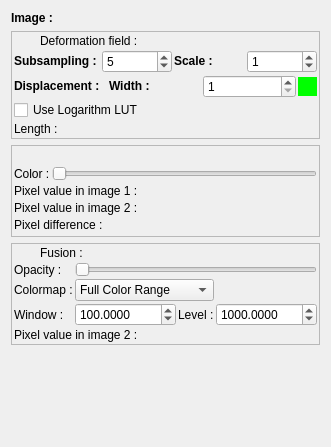
open-vv/vv, file vv/qt_ui/vvOverlayPanel.ui: the form before one commit.
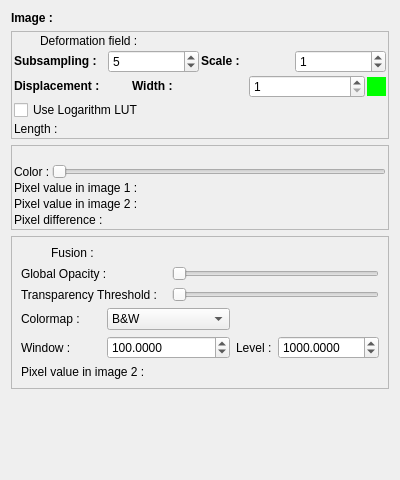
The form after the commit. Icons and pictures are not drawn.

```diff
--- a/vv/qt_ui/vvOverlayPanel.ui
+++ b/vv/qt_ui/vvOverlayPanel.ui
@@ -6,8 +6,8 @@
    <rect>
     <x>0</x>
     <y>0</y>
-    <width>323</width>
-    <height>447</height>
+    <width>342</width>
+    <height>480</height>
    </rect>
   </property>
   <property name="sizePolicy">
@@ -330,13 +330,7 @@
      <property name="frameShadow">
       <enum>QFrame::Raised</enum>
      </property>
-     <layout class="QGridLayout">
-      <property name="margin">
-       <number>2</number>
-      </property>
-      <property name="spacing">
-       <number>2</number>
-      </property>
+     <layout class="QGridLayout" name="gridLayout">
       <item row="0" column="0">
        <widget class="QLabel" name="label_5">
         <property name="maximumSize">
@@ -353,7 +347,7 @@
         </property>
        </widget>
       </item>
-      <item row="0" column="1" colspan="4">
+      <item row="0" column="1" colspan="2">
        <widget class="QLabel" name="dataFusionnedLabel">
         <property name="sizePolicy">
          <sizepolicy hsizetype="Preferred" vsizetype="Fixed">
@@ -366,14 +360,14 @@
         </property>
        </widget>
       </item>
-      <item row="1" column="0" colspan="2">
+      <item row="1" column="0" colspan="3">
        <widget class="QLabel" name="opacityLabel">
         <property name="text">
-         <string>Opacity :</string>
+         <string>Global Opacity :</string>
         </property>
        </widget>
       </item>
-      <item row="1" column="2" colspan="3">
+      <item row="1" column="3" colspan="3">
        <widget class="QSlider" name="opacityHorizontalSlider">
         <property name="sizePolicy">
          <sizepolicy hsizetype="Preferred" vsizetype="Fixed">
@@ -386,7 +380,36 @@
         </property>
        </widget>
       </item>
-      <item row="2" column="0" colspan="2">
+      <item row="2" column="0" colspan="3">
+       <widget class="QLabel" name="thresOpacityLabel">
+        <property name="toolTip">
+         <string>All colors below the threshold will be made transparent.</string>
+        </property>
+        <property name="statusTip">
+         <string/>
+        </property>
+        <property name="whatsThis">
+         <string/>
+        </property>
+        <property name="text">
+         <string>Transparency Threshold :</string>
+        </property>
+       </widget>
+      </item>
+      <item row="2" column="3" colspan="3">
+       <widget class="QSlider" name="thresOpacityHorizontalSlider">
+        <property name="sizePolicy">
+         <sizepolicy hsizetype="Preferred" vsizetype="Fixed">
+          <horstretch>0</horstretch>
+          <verstretch>0</verstretch>
+         </sizepolicy>
+        </property>
+        <property name="orientation">
+         <enum>Qt::Horizontal</enum>
+        </property>
+       </widget>
+      </item>
+      <item row="3" column="0" colspan="2">
        <widget class="QLabel" name="label_6">
         <property name="sizePolicy">
          <sizepolicy hsizetype="Fixed" vsizetype="Preferred">
@@ -399,10 +422,10 @@
         </property>
        </widget>
       </item>
-      <item row="2" column="2" colspan="2">
+      <item row="3" column="2" colspan="2">
        <widget class="QComboBox" name="fusionColorMapComboBox">
         <property name="currentIndex">
-         <number>3</number>
+         <number>0</number>
         </property>
         <item>
          <property name="text">
@@ -426,14 +449,14 @@
         </item>
        </widget>
       </item>
-      <item row="3" column="0" colspan="2">
+      <item row="4" column="0" colspan="2">
        <widget class="QLabel" name="label_7">
         <property name="text">
          <string>Window :</string>
         </property>
        </widget>
       </item>
-      <item row="3" column="2">
+      <item row="4" column="2" colspan="2">
        <widget class="QDoubleSpinBox" name="windowSpinBox">
         <property name="decimals">
          <number>4</number>
@@ -452,14 +475,14 @@
         </property>
        </widget>
       </item>
-      <item row="3" column="3">
+      <item row="4" column="4">
        <widget class="QLabel" name="label_8">
         <property name="text">
          <string>Level :</string>
         </property>
        </widget>
       </item>
-      <item row="3" column="4">
+      <item row="4" column="5">
        <widget class="QDoubleSpinBox" name="levelSpinBox">
         <property name="decimals">
          <number>4</number>
@@ -478,7 +501,7 @@
         </property>
        </widget>
       </item>
-      <item row="4" column="0" colspan="5">
+      <item row="5" column="0" colspan="3">
        <widget class="QLabel" name="valueFusionnedLabel">
         <property name="sizePolicy">
          <sizepolicy hsizetype="Preferred" vsizetype="Fixed">
```
Left out of the diff: 11 changed lines with no effect on the pictures.
